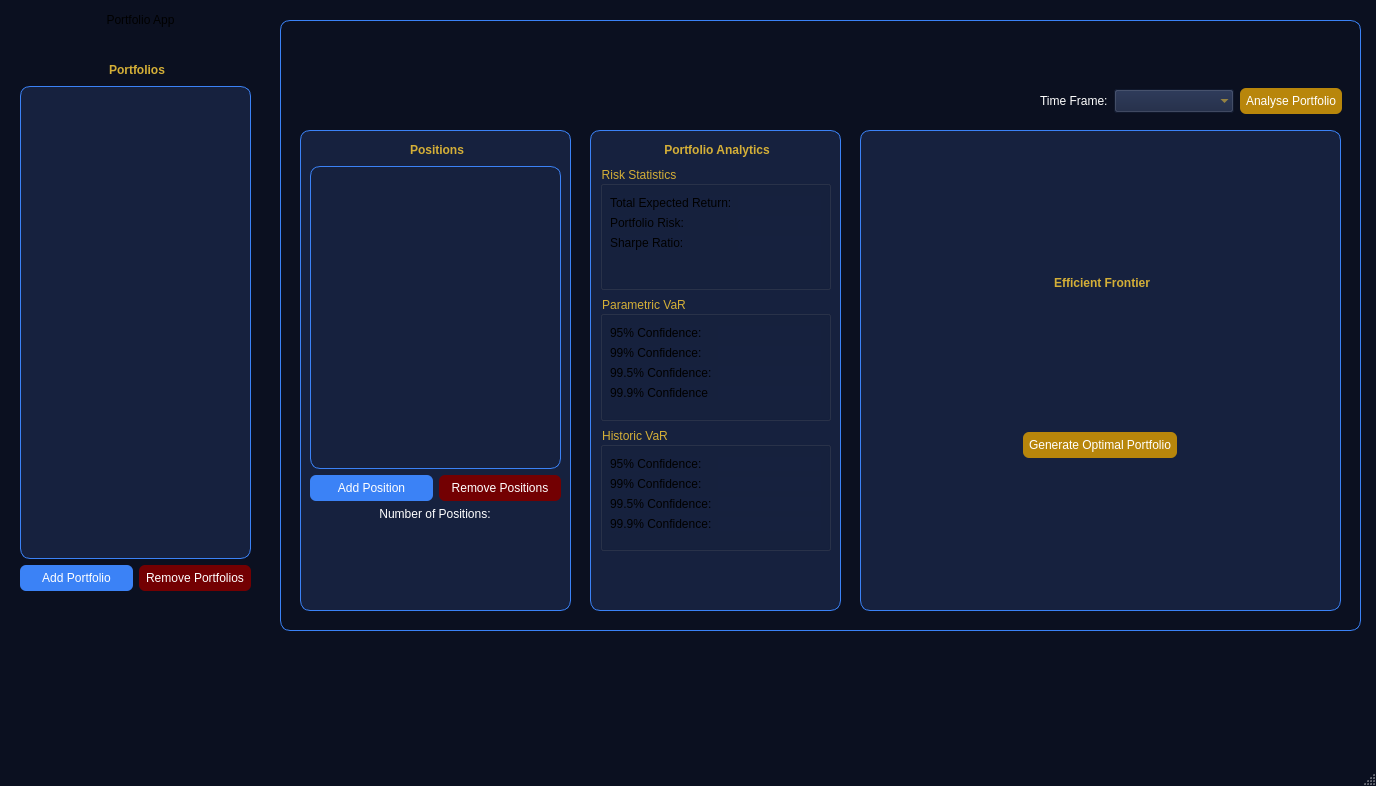
Old version of the form Apps/PortfolioApp/src/MainWindow.ui in the repository JamesAks/PortfolioRiskEngine.
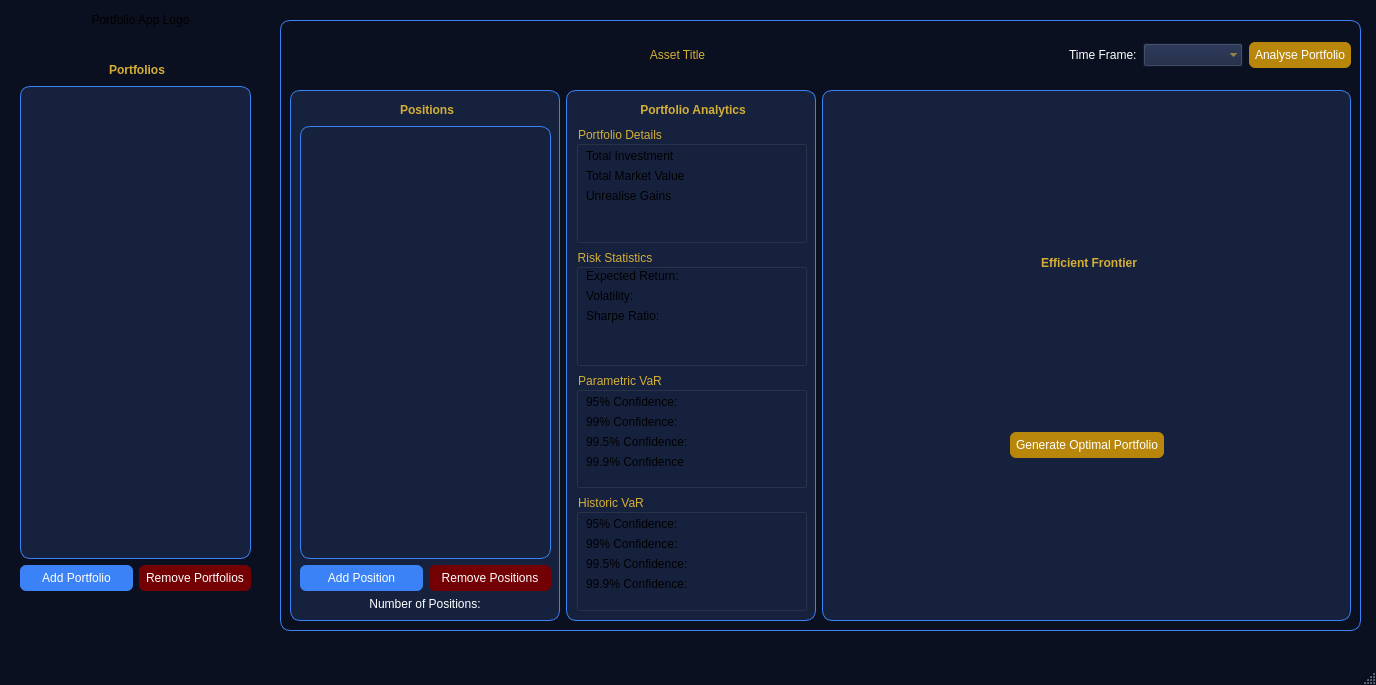
New version of the form.

```diff
--- a/Apps/PortfolioApp/src/MainWindow.ui
+++ b/Apps/PortfolioApp/src/MainWindow.ui
@@ -7,7 +7,7 @@
     <x>0</x>
     <y>0</y>
     <width>1376</width>
-    <height>786</height>
+    <height>685</height>
    </rect>
   </property>
   <property name="windowTitle">
@@ -35,7 +35,7 @@
      </rect>
     </property>
     <property name="text">
-     <string>&lt;html&gt;&lt;head/&gt;&lt;body&gt;&lt;p align=&quot;center&quot;&gt;Portfolio App&lt;/p&gt;&lt;/body&gt;&lt;/html&gt;</string>
+     <string>&lt;html&gt;&lt;head/&gt;&lt;body&gt;&lt;p align=&quot;center&quot;&gt;Portfolio App Logo&lt;/p&gt;&lt;/body&gt;&lt;/html&gt;</string>
     </property>
    </widget>
    <widget class="QFrame" name="analyics_frame">
@@ -70,379 +70,26 @@
     <property name="frameShadow">
      <enum>QFrame::Shadow::Raised</enum>
     </property>
-    <widget class="QFrame" name="analytics_frame">
+    <widget class="QWidget" name="horizontalLayoutWidget">
      <property name="geometry">
       <rect>
-       <x>310</x>
-       <y>110</y>
-       <width>251</width>
-       <height>481</height>
-      </rect>
-     </property>
-     <property name="styleSheet">
-      <string notr="true">QFrame{
-	background-color: rgb(22, 33, 62);
-}
-</string>
-     </property>
-     <property name="frameShape">
-      <enum>QFrame::Shape::StyledPanel</enum>
-     </property>
-     <property name="frameShadow">
-      <enum>QFrame::Shadow::Raised</enum>
-     </property>
-     <widget class="QWidget" name="verticalLayoutWidget_2">
-      <property name="geometry">
-       <rect>
         <x>10</x>
         <y>10</y>
-        <width>231</width>
-        <height>411</height>
-       </rect>
-      </property>
-      <layout class="QVBoxLayout" name="verticalLayout_2">
-       <item>
-        <widget class="QLabel" name="portfolio_analytics_title">
-         <property name="sizePolicy">
-          <sizepolicy hsizetype="Expanding" vsizetype="Fixed">
-           <horstretch>0</horstretch>
-           <verstretch>0</verstretch>
-          </sizepolicy>
-         </property>
-         <property name="styleSheet">
-          <string notr="true">QLabel{
-
-	font: 12pt &quot;Segoe UI&quot;;
-	border: 0px;
-	color: rgb(212, 175, 55);
-	padding: 3px;
-}</string>
-         </property>
-         <property name="text">
-          <string>&lt;html&gt;&lt;head/&gt;&lt;body&gt;&lt;p align=&quot;center&quot;&gt;&lt;span style=&quot; font-weight:700;&quot;&gt;Portfolio Analytics&lt;/span&gt;&lt;/p&gt;&lt;/body&gt;&lt;/html&gt;</string>
-         </property>
-        </widget>
-       </item>
-       <item>
-        <widget class="QGroupBox" name="groupBox">
-         <property name="styleSheet">
-          <string notr="true">QGroupBox{
-	color: rgb(212, 175, 55);
-}</string>
-         </property>
-         <property name="title">
-          <string>Risk Statistics</string>
-         </property>
-         <widget class="QWidget" name="layoutWidget">
-          <property name="geometry">
-           <rect>
-            <x>10</x>
-            <y>30</y>
-            <width>211</width>
-            <height>91</height>
-           </rect>
-          </property>
-          <layout class="QFormLayout" name="formLayout">
-           <item row="0" column="0">
-            <widget class="QLabel" name="total_expected_return">
-             <property name="text">
-              <string>Total Expected Return:</string>
-             </property>
-            </widget>
-           </item>
-           <item row="0" column="1">
-            <widget class="QLabel" name="total_return_output">
-             <property name="text">
-              <string/>
-             </property>
-            </widget>
-           </item>
-           <item row="1" column="0">
-            <widget class="QLabel" name="portfolio_risk">
-             <property name="text">
-              <string>Portfolio Risk:</string>
-             </property>
-            </widget>
-           </item>
-           <item row="1" column="1">
-            <widget class="QLabel" name="portfolio_risk_output">
-             <property name="text">
-              <string/>
-             </property>
-            </widget>
-           </item>
-           <item row="2" column="0">
-            <widget class="QLabel" name="sharpe_ratio">
-             <property name="text">
-              <string>Sharpe Ratio:</string>
-             </property>
-            </widget>
-           </item>
-           <item row="2" column="1">
-            <widget class="QLabel" name="sharpe_ratio_output">
-             <property name="text">
-              <string/>
-             </property>
-            </widget>
-           </item>
-          </layout>
-         </widget>
-        </widget>
-       </item>
-       <item>
-        <widget class="QGroupBox" name="groupBox_3">
-         <property name="styleSheet">
-          <string notr="true">QGroupBox{
-	color: rgb(212, 175, 55);
-}</string>
-         </property>
-         <property name="title">
-          <string>Parametric VaR</string>
-         </property>
-         <widget class="QWidget" name="layoutWidget">
-          <property name="geometry">
-           <rect>
-            <x>10</x>
-            <y>30</y>
-            <width>211</width>
-            <height>100</height>
-           </rect>
-          </property>
-          <layout class="QFormLayout" name="formLayout_3">
-           <item row="0" column="0">
-            <widget class="QLabel" name="label_12">
-             <property name="text">
-              <string>95% Confidence:</string>
-             </property>
-            </widget>
-           </item>
-           <item row="0" column="1">
-            <widget class="QLabel" name="parametric_95">
-             <property name="text">
-              <string/>
-             </property>
-            </widget>
-           </item>
-           <item row="1" column="0">
-            <widget class="QLabel" name="label_14">
-             <property name="text">
-              <string>99% Confidence:</string>
-             </property>
-            </widget>
-           </item>
-           <item row="1" column="1">
-            <widget class="QLabel" name="parametric_99">
-             <property name="text">
-              <string/>
-             </property>
-            </widget>
-           </item>
-           <item row="2" column="0">
-            <widget class="QLabel" name="label_16">
-             <property name="text">
-              <string>99.5% Confidence:</string>
-             </property>
-            </widget>
-           </item>
-           <item row="2" column="1">
-            <widget class="QLabel" name="parametric_995">
-             <property name="text">
-              <string/>
-             </property>
-            </widget>
-           </item>
-           <item row="3" column="0">
-            <widget class="QLabel" name="label_18">
-             <property name="text">
-              <string>99.9% Confidence</string>
-             </property>
-            </widget>
-           </item>
-           <item row="3" column="1">
-            <widget class="QLabel" name="parametric_999">
-             <property name="text">
-              <string/>
-             </property>
-            </widget>
-           </item>
-          </layout>
-         </widget>
-        </widget>
-       </item>
-       <item>
-        <widget class="QGroupBox" name="groupBox_4">
-         <property name="styleSheet">
-          <string notr="true">QGroupBox{
-	color: rgb(212, 175, 55);
-}</string>
-         </property>
-         <property name="title">
-          <string>Historic VaR</string>
-         </property>
-         <widget class="QWidget" name="layoutWidget">
-          <property name="geometry">
-           <rect>
-            <x>10</x>
-            <y>30</y>
-            <width>211</width>
-            <height>101</height>
-           </rect>
-          </property>
-          <layout class="QFormLayout" name="formLayout_2">
-           <item row="0" column="0">
-            <widget class="QLabel" name="label_4">
-             <property name="text">
-              <string>95% Confidence:</string>
-             </property>
-            </widget>
-           </item>
-           <item row="0" column="1">
-            <widget class="QLabel" name="historical_95">
-             <property name="text">
-              <string/>
-             </property>
-            </widget>
-           </item>
-           <item row="1" column="0">
-            <widget class="QLabel" name="label_6">
-             <property name="text">
-              <string>99% Confidence:</string>
-             </property>
-            </widget>
-           </item>
-           <item row="1" column="1">
-            <widget class="QLabel" name="historical_99">
-             <property name="text">
-              <string/>
-             </property>
-            </widget>
-           </item>
-           <item row="2" column="0">
-            <widget class="QLabel" name="label_8">
-             <property name="text">
-              <string>99.5% Confidence:</string>
-             </property>
-            </widget>
-           </item>
-           <item row="2" column="1">
-            <widget class="QLabel" name="historical_995">
-             <property name="text">
-              <string/>
-             </property>
-            </widget>
-           </item>
-           <item row="3" column="0">
-            <widget class="QLabel" name="label_10">
-             <property name="text">
-              <string>99.9% Confidence:</string>
-             </property>
-            </widget>
-           </item>
-           <item row="3" column="1">
-            <widget class="QLabel" name="historical_999">
-             <property name="text">
-              <string/>
-             </property>
-            </widget>
-           </item>
-          </layout>
-         </widget>
-        </widget>
-       </item>
-      </layout>
-     </widget>
-    </widget>
-    <widget class="QFrame" name="chart_frame">
-     <property name="geometry">
-      <rect>
-       <x>580</x>
-       <y>110</y>
-       <width>481</width>
-       <height>481</height>
-      </rect>
-     </property>
-     <property name="styleSheet">
-      <string notr="true">QFrame{
-	background-color: rgb(22, 33, 62);
-}</string>
-     </property>
-     <property name="frameShape">
-      <enum>QFrame::Shape::StyledPanel</enum>
-     </property>
-     <property name="frameShadow">
-      <enum>QFrame::Shadow::Raised</enum>
-     </property>
-     <widget class="QWidget" name="verticalLayoutWidget_4">
-      <property name="geometry">
-       <rect>
-        <x>10</x>
-        <y>10</y>
-        <width>461</width>
-        <height>451</height>
-       </rect>
-      </property>
-      <layout class="QVBoxLayout" name="verticalLayout_4">
-       <item>
-        <widget class="QLabel" name="efficient_frontier_label">
-         <property name="sizePolicy">
-          <sizepolicy hsizetype="Expanding" vsizetype="Fixed">
-           <horstretch>0</horstretch>
-           <verstretch>0</verstretch>
-          </sizepolicy>
-         </property>
-         <property name="styleSheet">
-          <string notr="true">QLabel{
-
-	font: 12pt &quot;Segoe UI&quot;;
-	border: 0px;
-	color: rgb(212, 175, 55);
-	padding: 3px;
-}</string>
-         </property>
-         <property name="text">
-          <string>&lt;html&gt;&lt;head/&gt;&lt;body&gt;&lt;p align=&quot;center&quot;&gt;&lt;span style=&quot; font-weight:700;&quot;&gt;Efficient Frontier&lt;/span&gt;&lt;/p&gt;&lt;/body&gt;&lt;/html&gt;</string>
-         </property>
-        </widget>
-       </item>
-       <item>
-        <layout class="QHBoxLayout" name="efficient_frontier_layout"/>
-       </item>
+       <width>1061</width>
+       <height>51</height>
+      </rect>
+     </property>
+     <layout class="QHBoxLayout" name="horizontalLayout_2">
+      <property name="sizeConstraint">
+       <enum>QLayout::SizeConstraint::SetDefaultConstraint</enum>
+      </property>
        <item alignment="Qt::AlignmentFlag::AlignHCenter">
-        <widget class="QPushButton" name="optimise_button">
-         <property name="styleSheet">
-          <string notr="true">QPushButton {
-    background-color: rgb(184, 134, 11);
-    color: white;
-    border-radius: 6px;
-    padding: 6px;
-}
-
-
-QPushButton:hover {
-    background-color: #D4AF37 ;
-}
-
-QPushButton:pressed {
-    background-color: rgb(181, 148, 16);
-}
-</string>
-         </property>
-         <property name="text">
-          <string>Generate Optimal Portfolio</string>
-         </property>
-        </widget>
-       </item>
-      </layout>
-     </widget>
-    </widget>
     <widget class="QLabel" name="portfolio_frame">
-     <property name="geometry">
-      <rect>
-       <x>230</x>
-       <y>10</y>
-       <width>401</width>
-       <height>71</height>
-      </rect>
+        <property name="sizePolicy">
+         <sizepolicy hsizetype="Expanding" vsizetype="Fixed">
+          <horstretch>0</horstretch>
+          <verstretch>0</verstretch>
+         </sizepolicy>
      </property>
      <property name="autoFillBackground">
       <bool>false</bool>
@@ -459,7 +106,7 @@
 </string>
      </property>
      <property name="text">
-      <string>&lt;html&gt;&lt;head/&gt;&lt;body&gt;&lt;p align=&quot;center&quot;&gt;&lt;br/&gt;&lt;/p&gt;&lt;/body&gt;&lt;/html&gt;</string>
+         <string>&lt;html&gt;&lt;head/&gt;&lt;body&gt;&lt;p align=&quot;center&quot;&gt;Asset Title&lt;/p&gt;&lt;/body&gt;&lt;/html&gt;</string>
      </property>
      <property name="scaledContents">
       <bool>true</bool>
@@ -468,20 +115,22 @@
       <bool>false</bool>
      </property>
     </widget>
-    <widget class="QWidget" name="horizontalLayoutWidget_8">
-     <property name="geometry">
-      <rect>
-       <x>760</x>
-       <y>60</y>
-       <width>302</width>
-       <height>42</height>
-      </rect>
-     </property>
+      </item>
+      <item>
      <layout class="QHBoxLayout" name="analytics_buttons">
+        <property name="sizeConstraint">
+         <enum>QLayout::SizeConstraint::SetDefaultConstraint</enum>
+        </property>
       <item>
        <layout class="QHBoxLayout" name="horizontalLayout">
         <item>
          <widget class="QLabel" name="label">
+            <property name="sizePolicy">
+             <sizepolicy hsizetype="Fixed" vsizetype="Fixed">
+              <horstretch>0</horstretch>
+              <verstretch>0</verstretch>
+             </sizepolicy>
+            </property>
           <property name="styleSheet">
            <string notr="true">QLabel{
 	
@@ -496,11 +145,17 @@
         <item>
          <widget class="QComboBox" name="timeframe_box">
           <property name="sizePolicy">
-           <sizepolicy hsizetype="Expanding" vsizetype="Fixed">
+             <sizepolicy hsizetype="Fixed" vsizetype="Fixed">
             <horstretch>0</horstretch>
             <verstretch>0</verstretch>
            </sizepolicy>
           </property>
+            <property name="minimumSize">
+             <size>
+              <width>100</width>
+              <height>0</height>
+             </size>
+            </property>
           <property name="styleSheet">
            <string notr="true">QComboBox{
 	
@@ -521,6 +176,12 @@
       </item>
       <item>
        <widget class="QPushButton" name="analyse_button">
+          <property name="sizePolicy">
+           <sizepolicy hsizetype="Fixed" vsizetype="Fixed">
+            <horstretch>0</horstretch>
+            <verstretch>0</verstretch>
+           </sizepolicy>
+          </property>
         <property name="styleSheet">
          <string notr="true">QPushButton {
     background-color: rgb(184, 134, 11);
@@ -545,15 +206,26 @@
        </widget>
       </item>
      </layout>
+      </item>
+     </layout>
     </widget>
+    <widget class="QWidget" name="horizontalLayoutWidget_2">
+     <property name="geometry">
+      <rect>
+       <x>10</x>
+       <y>70</y>
+       <width>1061</width>
+       <height>531</height>
+      </rect>
+     </property>
+     <layout class="QHBoxLayout" name="horizontalLayout_3">
+      <item>
     <widget class="QFrame" name="frame">
-     <property name="geometry">
-      <rect>
-       <x>20</x>
-       <y>110</y>
-       <width>271</width>
-       <height>481</height>
-      </rect>
+        <property name="maximumSize">
+         <size>
+          <width>270</width>
+          <height>16777215</height>
+         </size>
      </property>
      <property name="styleSheet">
       <string notr="true">QFrame{
@@ -573,7 +245,7 @@
         <x>10</x>
         <y>10</y>
         <width>251</width>
-        <height>381</height>
+           <height>511</height>
        </rect>
       </property>
       <layout class="QVBoxLayout" name="verticalLayout">
@@ -703,6 +375,440 @@
        </item>
       </layout>
      </widget>
+       </widget>
+      </item>
+      <item>
+       <widget class="QFrame" name="analytics_frame">
+        <property name="maximumSize">
+         <size>
+          <width>250</width>
+          <height>16777215</height>
+         </size>
+        </property>
+        <property name="styleSheet">
+         <string notr="true">QFrame{
+	background-color: rgb(22, 33, 62);
+}
+</string>
+        </property>
+        <property name="frameShape">
+         <enum>QFrame::Shape::StyledPanel</enum>
+        </property>
+        <property name="frameShadow">
+         <enum>QFrame::Shadow::Raised</enum>
+        </property>
+        <widget class="QWidget" name="verticalLayoutWidget_2">
+         <property name="geometry">
+          <rect>
+           <x>10</x>
+           <y>10</y>
+           <width>231</width>
+           <height>511</height>
+          </rect>
+         </property>
+         <layout class="QVBoxLayout" name="verticalLayout_2">
+          <item>
+           <widget class="QLabel" name="portfolio_analytics_title">
+            <property name="sizePolicy">
+             <sizepolicy hsizetype="Expanding" vsizetype="Fixed">
+              <horstretch>0</horstretch>
+              <verstretch>0</verstretch>
+             </sizepolicy>
+            </property>
+            <property name="styleSheet">
+             <string notr="true">QLabel{
+
+	font: 12pt &quot;Segoe UI&quot;;
+	border: 0px;
+	color: rgb(212, 175, 55);
+	padding: 3px;
+}</string>
+            </property>
+            <property name="text">
+             <string>&lt;html&gt;&lt;head/&gt;&lt;body&gt;&lt;p align=&quot;center&quot;&gt;&lt;span style=&quot; font-weight:700;&quot;&gt;Portfolio Analytics&lt;/span&gt;&lt;/p&gt;&lt;/body&gt;&lt;/html&gt;</string>
+            </property>
+           </widget>
+          </item>
+          <item>
+           <widget class="QGroupBox" name="groupBox_5">
+            <property name="styleSheet">
+             <string notr="true">QGroupBox{
+	color: rgb(212, 175, 55);
+}</string>
+            </property>
+            <property name="title">
+             <string>Portfolio Details</string>
+            </property>
+            <widget class="QWidget" name="layoutWidget_2">
+             <property name="geometry">
+              <rect>
+               <x>10</x>
+               <y>23</y>
+               <width>211</width>
+               <height>91</height>
+              </rect>
+             </property>
+             <layout class="QFormLayout" name="formLayout_4">
+              <item row="0" column="0">
+               <widget class="QLabel" name="total_investment_label">
+                <property name="text">
+                 <string>Total Investment</string>
+                </property>
+               </widget>
+              </item>
+              <item row="0" column="1">
+               <widget class="QLabel" name="total_investment_output">
+                <property name="text">
+                 <string/>
+                </property>
+               </widget>
+              </item>
+              <item row="1" column="0">
+               <widget class="QLabel" name="total_market_value_label">
+                <property name="text">
+                 <string>Total Market Value</string>
+                </property>
+               </widget>
+              </item>
+              <item row="1" column="1">
+               <widget class="QLabel" name="total_market_value_output">
+                <property name="text">
+                 <string/>
+                </property>
+               </widget>
+              </item>
+              <item row="2" column="0">
+               <widget class="QLabel" name="unrealised_gain_label">
+                <property name="text">
+                 <string>Unrealise Gains</string>
+                </property>
+               </widget>
+              </item>
+              <item row="2" column="1">
+               <widget class="QLabel" name="unrealised_gain_output">
+                <property name="text">
+                 <string/>
+                </property>
+               </widget>
+              </item>
+             </layout>
+            </widget>
+           </widget>
+          </item>
+          <item>
+           <widget class="QGroupBox" name="groupBox">
+            <property name="styleSheet">
+             <string notr="true">QGroupBox{
+	color: rgb(212, 175, 55);
+}</string>
+            </property>
+            <property name="title">
+             <string>Risk Statistics</string>
+            </property>
+            <widget class="QWidget" name="layoutWidget">
+             <property name="geometry">
+              <rect>
+               <x>10</x>
+               <y>20</y>
+               <width>211</width>
+               <height>91</height>
+              </rect>
+             </property>
+             <layout class="QFormLayout" name="formLayout">
+              <item row="1" column="0">
+               <widget class="QLabel" name="portfolio_risk">
+                <property name="text">
+                 <string>Volatility:</string>
+                </property>
+               </widget>
+              </item>
+              <item row="1" column="1">
+               <widget class="QLabel" name="portfolio_risk_output">
+                <property name="text">
+                 <string/>
+                </property>
+               </widget>
+              </item>
+              <item row="2" column="0">
+               <widget class="QLabel" name="sharpe_ratio">
+                <property name="text">
+                 <string>Sharpe Ratio:</string>
+                </property>
+               </widget>
+              </item>
+              <item row="2" column="1">
+               <widget class="QLabel" name="sharpe_ratio_output">
+                <property name="text">
+                 <string/>
+                </property>
+               </widget>
+              </item>
+              <item row="0" column="0">
+               <widget class="QLabel" name="total_expected_return">
+                <property name="text">
+                 <string>Expected Return:</string>
+                </property>
+               </widget>
+              </item>
+              <item row="0" column="1">
+               <widget class="QLabel" name="expected_return_output">
+                <property name="text">
+                 <string/>
+                </property>
+               </widget>
+              </item>
+             </layout>
+            </widget>
+           </widget>
+          </item>
+          <item>
+           <widget class="QGroupBox" name="groupBox_3">
+            <property name="styleSheet">
+             <string notr="true">QGroupBox{
+	color: rgb(212, 175, 55);
+}</string>
+            </property>
+            <property name="title">
+             <string>Parametric VaR</string>
+            </property>
+            <widget class="QWidget" name="layoutWidget">
+             <property name="geometry">
+              <rect>
+               <x>10</x>
+               <y>23</y>
+               <width>211</width>
+               <height>91</height>
+              </rect>
+             </property>
+             <layout class="QFormLayout" name="formLayout_3">
+              <item row="0" column="0">
+               <widget class="QLabel" name="label_12">
+                <property name="text">
+                 <string>95% Confidence:</string>
+                </property>
+               </widget>
+              </item>
+              <item row="0" column="1">
+               <widget class="QLabel" name="parametric_95">
+                <property name="text">
+                 <string/>
+                </property>
+               </widget>
+              </item>
+              <item row="1" column="0">
+               <widget class="QLabel" name="label_14">
+                <property name="text">
+                 <string>99% Confidence:</string>
+                </property>
+               </widget>
+              </item>
+              <item row="1" column="1">
+               <widget class="QLabel" name="parametric_99">
+                <property name="text">
+                 <string/>
+                </property>
+               </widget>
+              </item>
+              <item row="2" column="0">
+               <widget class="QLabel" name="label_16">
+                <property name="text">
+                 <string>99.5% Confidence:</string>
+                </property>
+               </widget>
+              </item>
+              <item row="2" column="1">
+               <widget class="QLabel" name="parametric_995">
+                <property name="text">
+                 <string/>
+                </property>
+               </widget>
+              </item>
+              <item row="3" column="0">
+               <widget class="QLabel" name="label_18">
+                <property name="text">
+                 <string>99.9% Confidence</string>
+                </property>
+               </widget>
+              </item>
+              <item row="3" column="1">
+               <widget class="QLabel" name="parametric_999">
+                <property name="text">
+                 <string/>
+                </property>
+               </widget>
+              </item>
+             </layout>
+            </widget>
+           </widget>
+          </item>
+          <item>
+           <widget class="QGroupBox" name="groupBox_4">
+            <property name="styleSheet">
+             <string notr="true">QGroupBox{
+	color: rgb(212, 175, 55);
+}</string>
+            </property>
+            <property name="title">
+             <string>Historic VaR</string>
+            </property>
+            <widget class="QWidget" name="layoutWidget">
+             <property name="geometry">
+              <rect>
+               <x>10</x>
+               <y>23</y>
+               <width>211</width>
+               <height>91</height>
+              </rect>
+             </property>
+             <layout class="QFormLayout" name="formLayout_2">
+              <item row="0" column="0">
+               <widget class="QLabel" name="label_4">
+                <property name="text">
+                 <string>95% Confidence:</string>
+                </property>
+               </widget>
+              </item>
+              <item row="0" column="1">
+               <widget class="QLabel" name="historical_95">
+                <property name="text">
+                 <string/>
+                </property>
+               </widget>
+              </item>
+              <item row="1" column="0">
+               <widget class="QLabel" name="label_6">
+                <property name="text">
+                 <string>99% Confidence:</string>
+                </property>
+               </widget>
+              </item>
+              <item row="1" column="1">
+               <widget class="QLabel" name="historical_99">
+                <property name="text">
+                 <string/>
+                </property>
+               </widget>
+              </item>
+              <item row="2" column="0">
+               <widget class="QLabel" name="label_8">
+                <property name="text">
+                 <string>99.5% Confidence:</string>
+                </property>
+               </widget>
+              </item>
+              <item row="2" column="1">
+               <widget class="QLabel" name="historical_995">
+                <property name="text">
+                 <string/>
+                </property>
+               </widget>
+              </item>
+              <item row="3" column="0">
+               <widget class="QLabel" name="label_10">
+                <property name="text">
+                 <string>99.9% Confidence:</string>
+                </property>
+               </widget>
+              </item>
+              <item row="3" column="1">
+               <widget class="QLabel" name="historical_999">
+                <property name="text">
+                 <string/>
+                </property>
+               </widget>
+              </item>
+             </layout>
+            </widget>
+           </widget>
+          </item>
+         </layout>
+        </widget>
+       </widget>
+      </item>
+      <item>
+       <widget class="QFrame" name="chart_frame">
+        <property name="styleSheet">
+         <string notr="true">QFrame{
+	background-color: rgb(22, 33, 62);
+}</string>
+        </property>
+        <property name="frameShape">
+         <enum>QFrame::Shape::StyledPanel</enum>
+        </property>
+        <property name="frameShadow">
+         <enum>QFrame::Shadow::Raised</enum>
+        </property>
+        <widget class="QWidget" name="verticalLayoutWidget_4">
+         <property name="geometry">
+          <rect>
+           <x>10</x>
+           <y>10</y>
+           <width>511</width>
+           <height>511</height>
+          </rect>
+         </property>
+         <layout class="QVBoxLayout" name="verticalLayout_4">
+          <item>
+           <widget class="QLabel" name="efficient_frontier_label">
+            <property name="sizePolicy">
+             <sizepolicy hsizetype="Expanding" vsizetype="Fixed">
+              <horstretch>0</horstretch>
+              <verstretch>0</verstretch>
+             </sizepolicy>
+            </property>
+            <property name="styleSheet">
+             <string notr="true">QLabel{
+
+	font: 12pt &quot;Segoe UI&quot;;
+	border: 0px;
+	color: rgb(212, 175, 55);
+	padding: 3px;
+}</string>
+            </property>
+            <property name="text">
+             <string>&lt;html&gt;&lt;head/&gt;&lt;body&gt;&lt;p align=&quot;center&quot;&gt;&lt;span style=&quot; font-weight:700;&quot;&gt;Efficient Frontier&lt;/span&gt;&lt;/p&gt;&lt;/body&gt;&lt;/html&gt;</string>
+            </property>
+           </widget>
+          </item>
+          <item>
+           <layout class="QHBoxLayout" name="efficient_frontier_layout"/>
+          </item>
+          <item alignment="Qt::AlignmentFlag::AlignHCenter">
+           <widget class="QPushButton" name="optimise_button">
+            <property name="sizePolicy">
+             <sizepolicy hsizetype="Fixed" vsizetype="Fixed">
+              <horstretch>0</horstretch>
+              <verstretch>0</verstretch>
+             </sizepolicy>
+            </property>
+            <property name="styleSheet">
+             <string notr="true">QPushButton {
+    background-color: rgb(184, 134, 11);
+    color: white;
+    border-radius: 6px;
+    padding: 6px;
+}
+
+
+QPushButton:hover {
+    background-color: #D4AF37 ;
+}
+
+QPushButton:pressed {
+    background-color: rgb(181, 148, 16);
+}
+</string>
+            </property>
+            <property name="text">
+             <string>Generate Optimal Portfolio</string>
+            </property>
+           </widget>
+          </item>
+         </layout>
+        </widget>
+       </widget>
+      </item>
+     </layout>
     </widget>
    </widget>
    <widget class="QWidget" name="verticalLayoutWidget_3">
```
Lines whose indentation alone changed are shown as unchanged.
